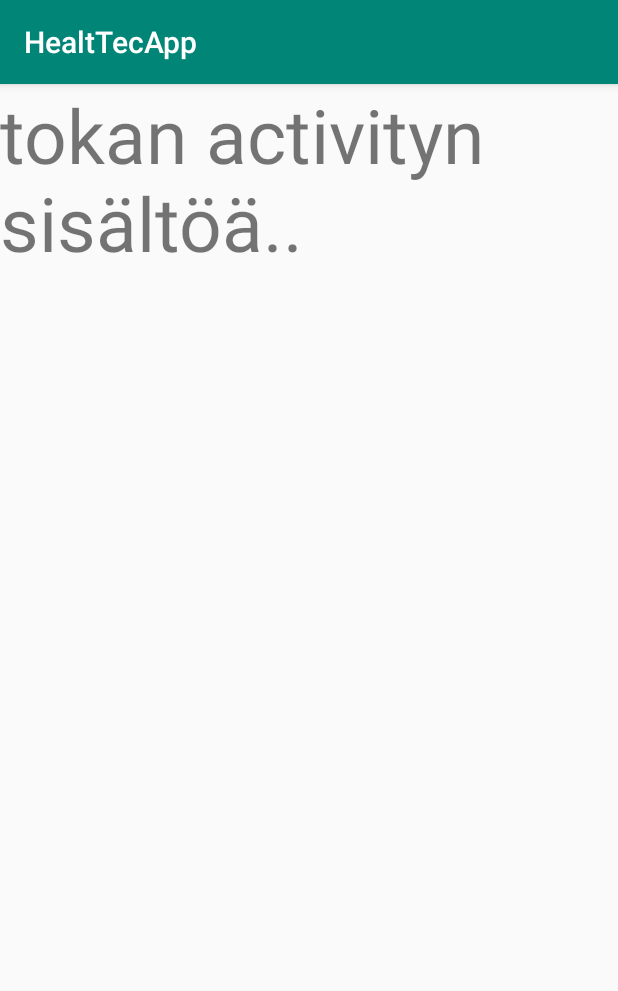
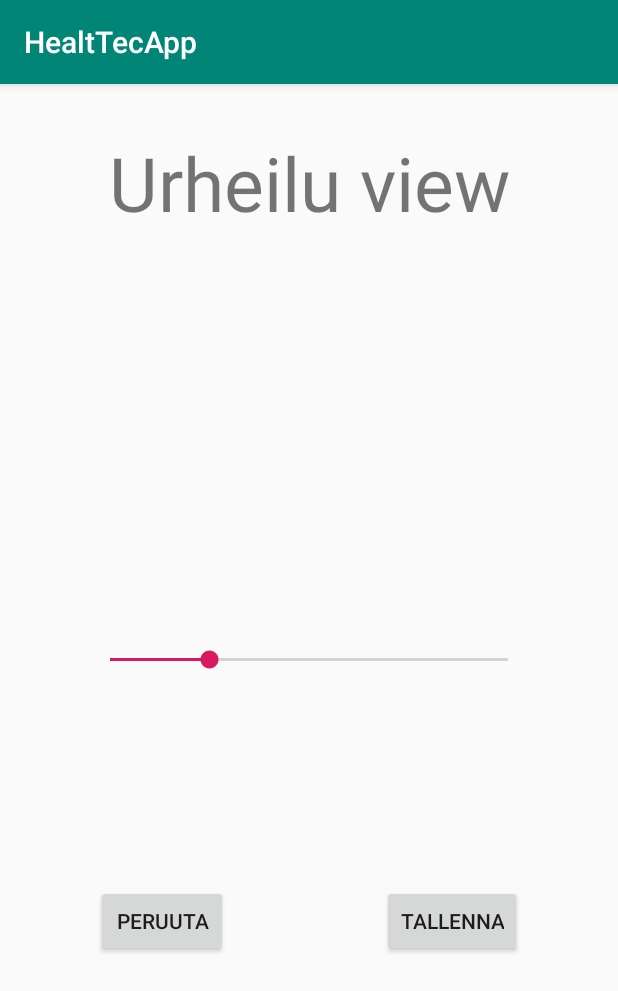
Before and after one commit to shitCodeIsShit/HealtTecApp, an Android app: the MainUrheiluActivity screen opened directly, with no data from a screen before it, on a phone screen of 412 x 824 dp. Shown: the top 991 px of the screen. Run offline under Robolectric (Android 15) with nearby library versions, the phone set to English and light mode, and no system bars.

Commit message:
urheilu/activity

```diff
--- a/app/src/main/AndroidManifest.xml
+++ b/app/src/main/AndroidManifest.xml
@@ -9,7 +9,7 @@
         android:roundIcon="@mipmap/ic_launcher_round"
         android:supportsRtl="true"
         android:theme="@style/AppTheme">
-        <activity android:name=".MainEemeliActivity"></activity>
+        <activity android:name=".MainUrheiluActivity"></activity>
         <activity android:name=".MainActivity">
             <intent-filter>
                 <action android:name="android.intent.action.MAIN" />
--- a/app/src/main/java/com/example/healttecapp/MainEemeliActivity.java
+++ b/app/src/main/java/com/example/healttecapp/MainUrheiluActivity.java
@@ -3,11 +3,11 @@ package com.example.healttecapp;
 import android.support.v7.app.AppCompatActivity;
 import android.os.Bundle;
 
-public class MainEemeliActivity extends AppCompatActivity {
+public class MainUrheiluActivity extends AppCompatActivity {
 
     @Override
     protected void onCreate(Bundle savedInstanceState) {
         super.onCreate(savedInstanceState);
-        setContentView(R.layout.activity_main_eemeli);
+        setContentView(R.layout.activity_main_urheilu);
     }
 }
--- a/app/src/main/res/layout/activity_main_eemeli.xml
+++ /dev/null
@@ -1,19 +0,0 @@
-<?xml version="1.0" encoding="utf-8"?>
-<android.support.constraint.ConstraintLayout xmlns:android="http://schemas.android.com/apk/res/android"
-    xmlns:app="http://schemas.android.com/apk/res-auto"
-    xmlns:tools="http://schemas.android.com/tools"
-    android:layout_width="match_parent"
-    android:layout_height="match_parent"
-    tools:context=".MainEemeliActivity">
-
-
-    <TextView
-        android:id="@+id/textView2"
-        android:layout_width="wrap_content"
-        android:layout_height="wrap_content"
-        android:text="tokan activityn sisältöä.."
-        android:textSize="50sp"
-        tools:layout_editor_absoluteX="10dp"
-        tools:layout_editor_absoluteY="109dp" />
-
-</android.support.constraint.ConstraintLayout>
--- /dev/null
+++ b/app/src/main/res/layout/activity_main_urheilu.xml
@@ -0,0 +1,60 @@
+<?xml version="1.0" encoding="utf-8"?>
+<android.support.constraint.ConstraintLayout xmlns:android="http://schemas.android.com/apk/res/android"
+    xmlns:app="http://schemas.android.com/apk/res-auto"
+    xmlns:tools="http://schemas.android.com/tools"
+    android:layout_width="match_parent"
+    android:layout_height="match_parent"
+    tools:context=".MainUrheiluActivity">
+
+
+    <TextView
+        android:id="@+id/textViewUrheilu"
+        android:layout_width="wrap_content"
+        android:layout_height="wrap_content"
+        android:layout_marginTop="32dp"
+        android:text="Urheilu view"
+        android:textSize="50sp"
+        app:layout_constraintEnd_toEndOf="parent"
+        app:layout_constraintStart_toStartOf="parent"
+        app:layout_constraintTop_toTopOf="parent" />
+
+    <SeekBar
+        android:id="@+id/SeekBarUrheilu"
+        android:layout_width="0dp"
+        android:layout_height="78dp"
+        android:layout_marginStart="57dp"
+        android:layout_marginLeft="57dp"
+        android:layout_marginEnd="57dp"
+        android:layout_marginRight="57dp"
+        android:max="4"
+        android:progress="1"
+        app:layout_constraintBottom_toBottomOf="parent"
+        app:layout_constraintEnd_toEndOf="parent"
+        app:layout_constraintStart_toStartOf="parent"
+        app:layout_constraintTop_toTopOf="parent" />
+
+    <Button
+        android:id="@+id/PeruutaButtonUrheilu"
+        android:layout_width="wrap_content"
+        android:layout_height="wrap_content"
+        android:layout_marginStart="64dp"
+        android:layout_marginLeft="64dp"
+        android:layout_marginTop="179dp"
+        android:layout_marginBottom="177dp"
+        android:text="@string/PeruutaButtonUrheilu"
+        app:layout_constraintBottom_toBottomOf="parent"
+        app:layout_constraintStart_toStartOf="parent"
+        app:layout_constraintTop_toTopOf="@+id/SeekBarUrheilu" />
+
+    <Button
+        android:id="@+id/TallennaButtonUrheilu"
+        android:layout_width="wrap_content"
+        android:layout_height="wrap_content"
+        android:layout_marginEnd="64dp"
+        android:layout_marginRight="64dp"
+        android:text="@string/TallennaButtonUrheilu"
+        app:layout_constraintBottom_toBottomOf="@+id/PeruutaButtonUrheilu"
+        app:layout_constraintEnd_toEndOf="parent"
+        app:layout_constraintTop_toTopOf="@+id/PeruutaButtonUrheilu" />
+
+</android.support.constraint.ConstraintLayout>
--- a/app/src/main/res/values/strings.xml
+++ b/app/src/main/res/values/strings.xml
@@ -1,3 +1,5 @@
 <resources>
     <string name="app_name">HealtTecApp</string>
+    <string name="PeruutaButtonUrheilu">Peruuta</string>
+    <string name="TallennaButtonUrheilu">Tallenna</string>
 </resources>
```
